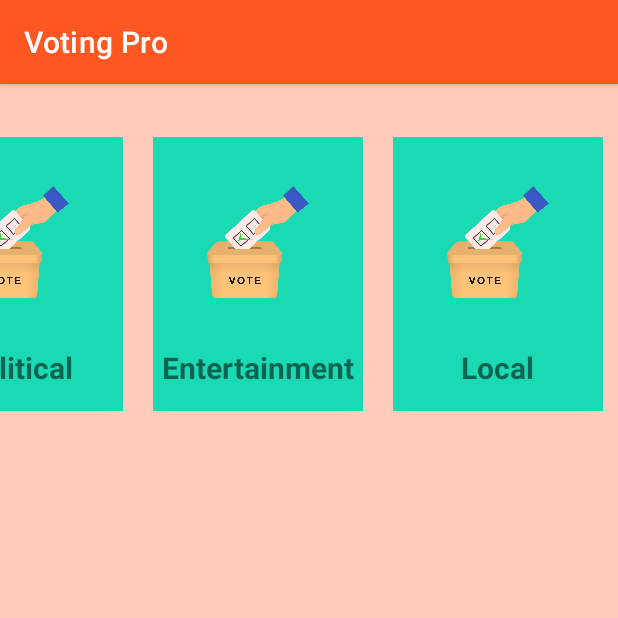
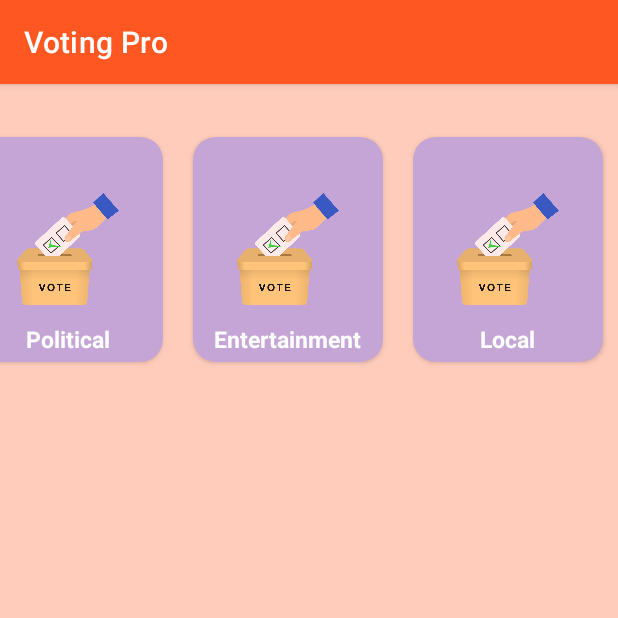
Before and after one commit to 2021Andro/Voting-Pro, an Android app: the screen it shows after launch (Home_Activity), on a phone screen of 412 x 824 dp, the top half of it. Run offline under Robolectric (Android 15) with nearby library versions, the phone set to English and light mode, and no system bars; our stand-ins replace CircleImageView, Firebase (no records; nobody signed in at launch, a user with empty details on screens opened directly).

```diff
--- a/app/src/main/res/layout/mc_rva_layout.xml
+++ b/app/src/main/res/layout/mc_rva_layout.xml
@@ -1,12 +1,15 @@
 <?xml version="1.0" encoding="utf-8"?>
-<LinearLayout
+<androidx.cardview.widget.CardView
     xmlns:android="http://schemas.android.com/apk/res/android"
     xmlns:app="http://schemas.android.com/apk/res-auto"
     android:layout_width="wrap_content"
-    android:layout_height="wrap_content"
+    android:layout_height="150dp"
     android:orientation="vertical"
-    android:background="#19DAB3"
+    android:backgroundTint="#C4A5D5"
     android:layout_margin="10dp"
+    app:cardMaxElevation="@dimen/google_1x"
+    app:cardCornerRadius="15dp"
+
     >
 
 
@@ -15,7 +18,7 @@
         android:layout_width="100dp"
         android:layout_height="100dp"
         android:layout_gravity="center"
-        android:layout_margin="20dp"
+        android:layout_margin="13dp"
         android:src="@drawable/voting_pro" />
 
     <TextView
@@ -24,9 +27,10 @@
         android:layout_height="wrap_content"
         android:text="@string/app_name"
         android:layout_gravity="center"
-        android:layout_marginBottom="15dp"
-        android:textSize="20sp"
+        android:layout_marginTop="60dp"
+        android:textColor="@color/white"
+        android:textSize="15sp"
         android:textStyle="bold" />
 
 
-</LinearLayout>
+</androidx.cardview.widget.CardView>
```
Also changed, not shown: app/src/main/java/com/example/votingpro/Activitys/VotingBallot_Activity.java (+59 -7 lines).
